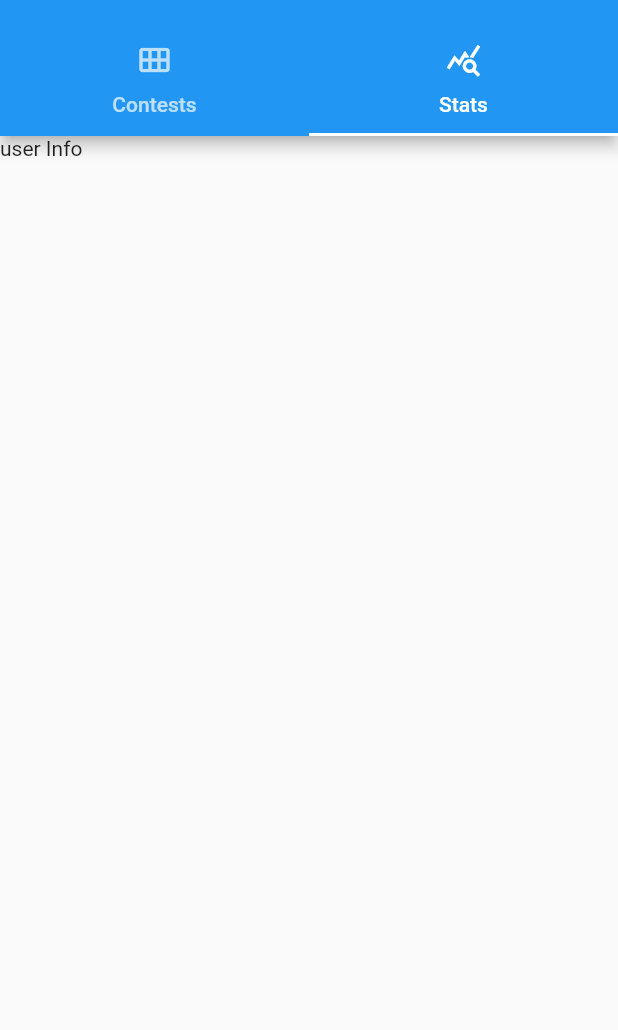
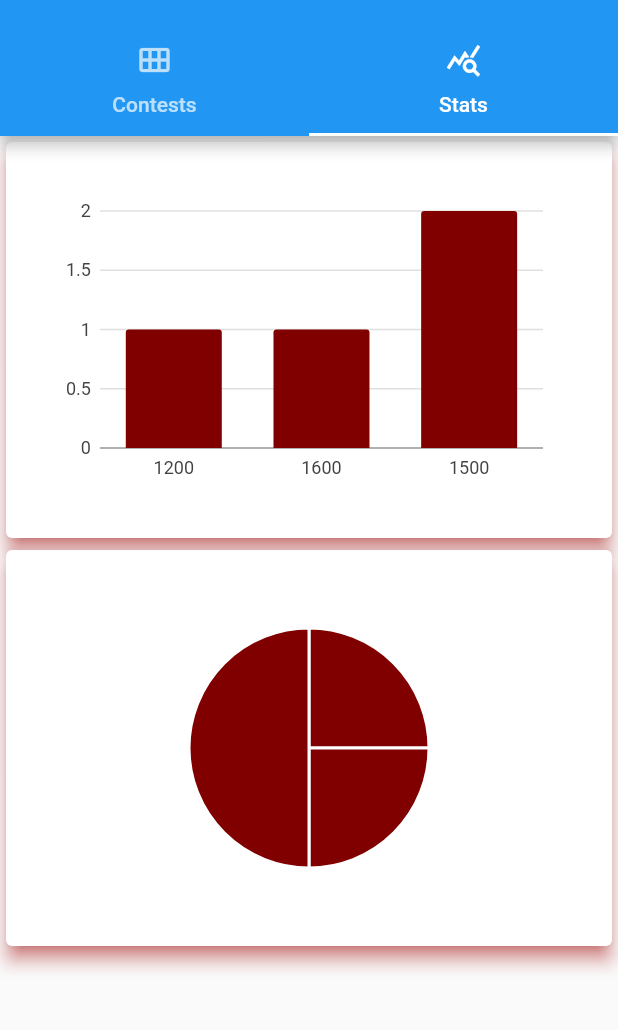
Before and after one commit to sk25469/Codeforces_Visualizer, a Flutter app: the screen it shows after launch, tab 2 chosen, on a phone screen of 412 x 824 dp, the part 59-1089 px from its top. Run offline on Flutter 3.47's test engine with Material 2 defaults, Android fonts, the phone set to English and light mode, and no system bars; our stand-ins replace charts_flutter.

Commit message:
added bar graph, pie chart

```diff
--- a/lib/dummy_data.dart
+++ b/lib/dummy_data.dart
@@ -1,7 +1,11 @@
+import 'dart:collection';
+
 import 'package:codeforces_visualizer/models/problem.dart';
 
+import 'models/problem_detail.dart';
+
 class DummyData {
-  final List<Problem> problemList = [
+  static final List<Problem> problemList = [
     Problem(
       programmingLanguage: "GNU C++17",
       rating: 1500,
@@ -22,11 +26,33 @@ class DummyData {
     ),
     Problem(
       programmingLanguage: "GNU C++17",
-      rating: 1600,
+      rating: 1200,
       tags: ["data structures", "greedy", "sortings"],
       verdict: "OK",
     ),
   ];
 
+  final _quesCount = HashMap<int, int>();
+  final List<ProblemDetail> _data = [];
+
   DummyData();
+
+  void getQuesCount() {
+    for (int i = 0; i < problemList.length; i++) {
+      _quesCount[problemList[i].rating] = 0;
+    }
+
+    for (int i = 0; i < problemList.length; i++) {
+      _quesCount[problemList[i].rating] =
+          _quesCount[problemList[i].rating]! + 1;
+    }
+  }
+
+  List<ProblemDetail> getProblemDetails() {
+    getQuesCount();
+    _quesCount.forEach((key, value) {
+      _data.add(ProblemDetail(value, key));
+    });
+    return _data;
+  }
 }
--- /dev/null
+++ b/lib/models/problem_detail.dart
@@ -0,0 +1,6 @@
+class ProblemDetail {
+  final int rating;
+  final int quesCnt;
+
+  ProblemDetail(this.quesCnt, this.rating);
+}
--- a/lib/screens/user_info_screen.dart
+++ b/lib/screens/user_info_screen.dart
@@ -1,12 +1,75 @@
+import 'dart:collection';
+
+import 'package:charts_flutter/flutter.dart' as charts;
 import 'package:flutter/material.dart';
+
+import 'package:codeforces_visualizer/dummy_data.dart';
+import 'package:codeforces_visualizer/models/problem_detail.dart';
 
 class UserInfoScreen extends StatelessWidget {
   const UserInfoScreen({Key? key}) : super(key: key);
 
   @override
   Widget build(BuildContext context) {
-    return Container(
-      child: const Text('user Info'),
+    List<ProblemDetail> data = DummyData().getProblemDetails();
+
+    var series = [
+      charts.Series(
+        domainFn: (ProblemDetail problemDetail, _) =>
+            problemDetail.rating.toString(),
+        measureFn: (ProblemDetail problemDetail, _) => problemDetail.quesCnt,
+        colorFn: (something, _) => charts.Color.fromHex(code: "#800000"),
+        id: 'Clicks',
+        data: data,
+      ),
+    ];
+
+    var barChart = charts.BarChart(
+      series,
+      animate: false,
+    );
+
+    var pieChart = charts.PieChart(
+      series,
+      animate: false,
+    );
+
+    var barChartWidget = Padding(
+      padding: const EdgeInsets.all(32.0),
+      child: SizedBox(
+        height: 200.0,
+        child: barChart,
+      ),
+    );
+
+    var pieChartWidget = Padding(
+      padding: const EdgeInsets.all(32.0),
+      child: SizedBox(
+        height: 200.0,
+        child: pieChart,
+      ),
+    );
+    return Column(
+      children: [
+        Container(
+          child: Column(
+            children: [
+              Card(
+                elevation: 5,
+                shadowColor: const Color.fromRGBO(255, 10, 10, 50),
+                borderOnForeground: true,
+                child: barChartWidget,
+              ),
+              Card(
+                elevation: 5,
+                shadowColor: const Color.fromRGBO(255, 10, 10, 50),
+                borderOnForeground: true,
+                child: pieChartWidget,
+              ),
+            ],
+          ),
+        ),
+      ],
     );
   }
 }
--- a/pubspec.yaml
+++ b/pubspec.yaml
@@ -34,6 +34,7 @@ dependencies:
   # Use with the CupertinoIcons class for iOS style icons.
   cupertino_icons: ^1.0.2
   flutter_launcher_icons: "^0.9.1"
+  charts_flutter: ^0.11.0
 
 dev_dependencies:
   flutter_test:
```
Also changed, not shown: pubspec.lock.
